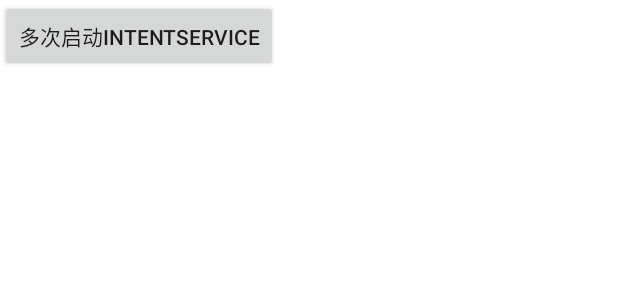
After one commit to ahong222/AndroidTestDemo, an Android app: the layout intent_test_layout.xml on its own in the app's theme, with its tools: preview values and no code run, on a phone screen of 412 x 824 dp. The commit adds this screen. Shown: the top 300 px of the screen. Run offline under Robolectric (Android 15) with nearby library versions, the light colour scheme and no system bars.

Commit message:
测试IntnentService顺序

```diff
--- a/app/build.gradle
+++ b/app/build.gradle
@@ -4,7 +4,7 @@ apply plugin: 'realm-android'
 
 android {
     compileSdkVersion 23
-    buildToolsVersion "23.0.1"
+    buildToolsVersion "23.0.2"
 
     defaultConfig {
         applicationId "com.ifnoif.androidtestdemo"
@@ -28,7 +28,9 @@ dependencies {
     compile 'com.android.support:recyclerview-v7:23.1.1'
     compile 'com.android.support:design:22.2.0'
     compile 'com.android.support:cardview-v7:22.2.0'
+//    annotationProcessor 'com.jakewharton:butterknife-compiler:8.5.1'
     compile 'com.jakewharton:butterknife:8.5.1'
-    annotationProcessor 'com.jakewharton:butterknife-compiler:8.5.1'
+    apt 'com.jakewharton:butterknife-compiler:8.5.1'
+
     compile 'com.mcxiaoke.volley:library:1.0.19'
 }
--- a/app/src/main/AndroidManifest.xml
+++ b/app/src/main/AndroidManifest.xml
@@ -4,6 +4,7 @@
 
     <uses-permission android:name="android.permission.INTERNET" />
     <uses-permission android:name="android.permission.WRITE_EXTERNAL_STORAGE" />
+
     <application
         android:allowBackup="true"
         android:icon="@mipmap/ic_launcher"
@@ -19,6 +20,8 @@
         </activity>
         <activity android:name=".share_transation.MainShare" />
         <activity android:name=".share_transation.TargetShare" />
+
+        <service android:name=".intent_test.TaskService" />
     </application>
 
 </manifest>
--- a/app/src/main/java/com/ifnoif/androidtestdemo/MainActivity.java
+++ b/app/src/main/java/com/ifnoif/androidtestdemo/MainActivity.java
@@ -14,6 +14,7 @@ import android.widget.TextView;
 
 import com.ifnoif.androidtestdemo.ORM.RealmFragment;
 import com.ifnoif.androidtestdemo.customview.CustomViewFragment;
+import com.ifnoif.androidtestdemo.intent_test.IntentFragment;
 import com.ifnoif.androidtestdemo.scroller.WheelFragment;
 import com.ifnoif.androidtestdemo.share_transation.MainShare;
 import com.ifnoif.androidtestdemo.touch.TouchFragment;
@@ -44,6 +45,7 @@ public class MainActivity extends AppCompatActivity {
         mTestList.add(new ItemData("插件加载", LoadClassDemo.class));
         mTestList.add(new ItemData("Realm数据库", RealmFragment.class));
         mTestList.add(new ItemData("Volley", VolleyFragment.class));
+        mTestList.add(new ItemData("Intent Test", IntentFragment.class));
     }
 
     private void initListView() {
--- /dev/null
+++ b/app/src/main/res/layout/intent_test_layout.xml
@@ -0,0 +1,12 @@
+<?xml version="1.0" encoding="utf-8"?>
+<LinearLayout xmlns:android="http://schemas.android.com/apk/res/android"
+    android:orientation="vertical" android:layout_width="match_parent"
+    android:layout_height="match_parent"
+    android:background="#FFFFFF">
+    <Button
+        android:id="@+id/start_service"
+        android:layout_width="wrap_content"
+        android:layout_height="wrap_content"
+        android:text="多次启动IntentService"/>
+
+</LinearLayout>
--- a/build.gradle
+++ b/build.gradle
@@ -5,7 +5,7 @@ buildscript {
         jcenter()
     }
     dependencies {
-        classpath 'com.android.tools.build:gradle:2.2.2'
+        classpath 'com.android.tools.build:gradle:2.2.3'
 
         classpath 'com.jakewharton:butterknife-gradle-plugin:8.5.1'
 
```
Also changed, not shown: app/src/main/java/com/ifnoif/androidtestdemo/intent_test/IntentFragment.java (added, +68 -0 lines), app/src/main/java/com/ifnoif/androidtestdemo/intent_test/TaskService.java (added, +51 -0 lines), app/src/main/res/layout/activity_main.xml (+3 -5 lines), gradle/wrapper/gradle-wrapper.properties.
